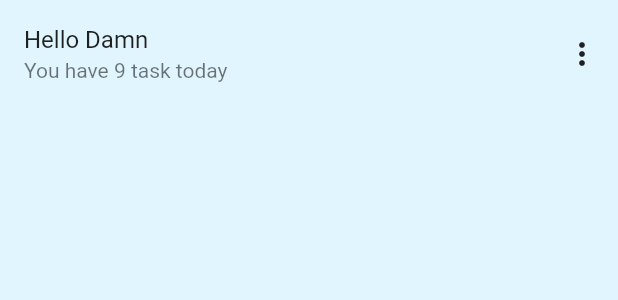
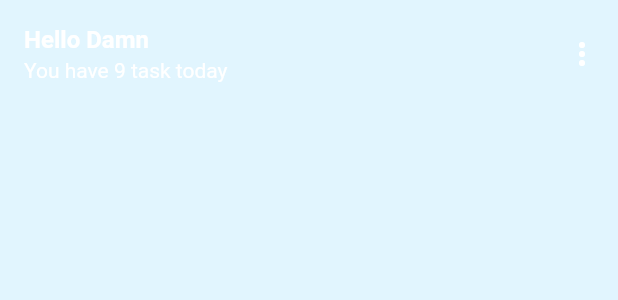
Before and after one commit to ssatz/todo-reminder, a Flutter app: the HeaderText widget shown alone on an empty page, opened directly, on a phone screen of 412 x 824 dp. Shown: the top 300 px of the screen. Run offline on Flutter 3.47's test engine with Material 2 defaults, Android fonts, the phone set to English and light mode, and no system bars; our stand-ins replace flutter_slidable; missing offline and left inert: rubber.

Commit message:
feat:updated to latest version and fixed issues

```diff
--- a/lib/widgets/frosted_glass.dart
+++ b/lib/widgets/frosted_glass.dart
@@ -8,8 +8,6 @@ class FrostedGlass extends StatelessWidget {
     return Container(
       padding: EdgeInsets.fromLTRB(
           10, mediaQuerySize.height * .01, 10, mediaQuerySize.height * .01),
-      child: BackdropFilter(
-        filter: ImageFilter.blur(sigmaX: 10.0, sigmaY: 10.0),
       child: Container(
         padding: EdgeInsets.all(10),
         decoration: BoxDecoration(
@@ -24,7 +22,6 @@ class FrostedGlass extends StatelessWidget {
           ],
         ),
       ),
-      ),
     );
   }
 }
--- a/lib/widgets/header_text.dart
+++ b/lib/widgets/header_text.dart
@@ -1,4 +1,6 @@
+import 'package:flutter/cupertino.dart';
 import 'package:flutter/material.dart';
+import 'package:flutter/widgets.dart';
 
 class HeaderText extends StatefulWidget {
   @override
@@ -23,11 +25,22 @@ class _HeaderTextState extends State<HeaderText> {
         children: <Widget>[
           Expanded(
             child: ListTile(
-              title: Text('Hello Damn'),
-              subtitle: Text('You have 9 task today'),
+              title: Text(
+                'Hello Damn',
+                style:
+                    TextStyle(fontWeight: FontWeight.bold, color: Colors.white),
+              ),
+              subtitle: Text(
+                'You have 9 task today',
+                style: TextStyle(color: Colors.white),
+              ),
             ),
           ),
           PopupMenuButton<Choice>(
+            icon: Icon(
+              Icons.more_vert,
+              color: Colors.white,
+            ),
             onSelected: _select,
             itemBuilder: (BuildContext context) {
               return choices.skip(2).map((Choice choice) {
--- a/pubspec.yaml
+++ b/pubspec.yaml
@@ -23,8 +23,8 @@ dependencies:
   # The following adds the Cupertino Icons font to your application.
   # Use with the CupertinoIcons class for iOS style icons.
   cupertino_icons: ^0.1.2
-  flutter_slidable: "^0.4.9"
-  rubber: ^0.2.7
+  flutter_slidable: ^0.4.9
+  rubber: ^0.2.9
   flutter_material_color_picker: ^1.0.0
 
 dev_dependencies:
```
Also changed, not shown: lib/pages/home/home_page.dart (+5 -3 lines), lib/widgets/bottom_sheet.dart (deleted), pubspec.lock, 3 other files. Lines whose indentation alone changed are shown as unchanged.
